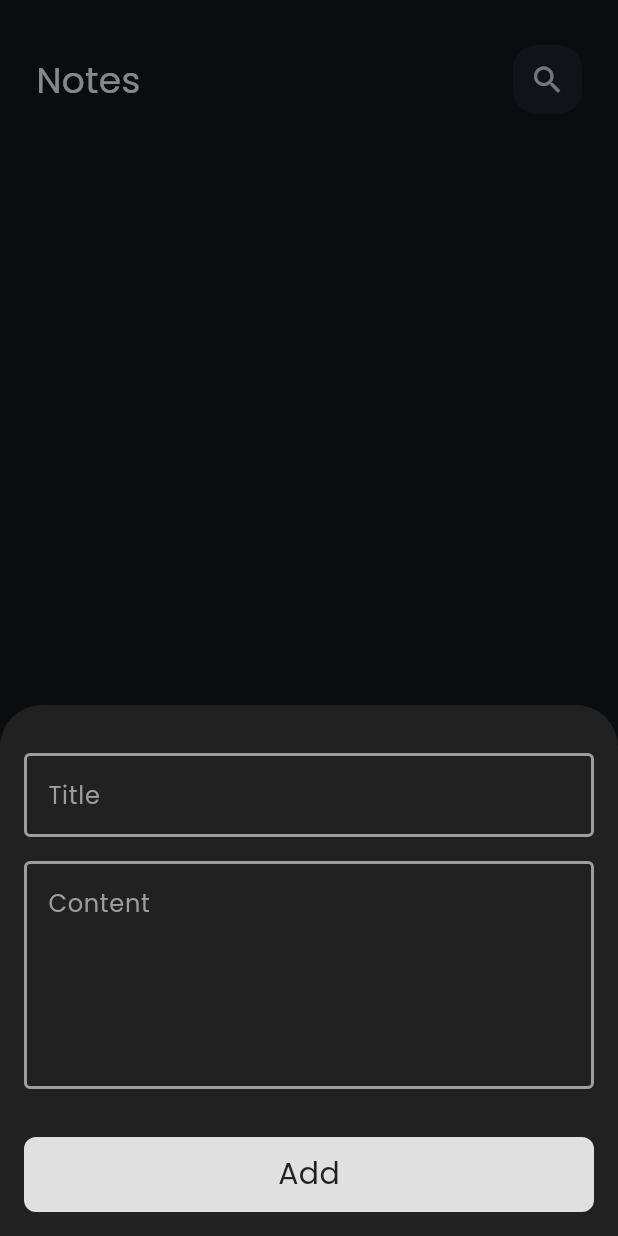
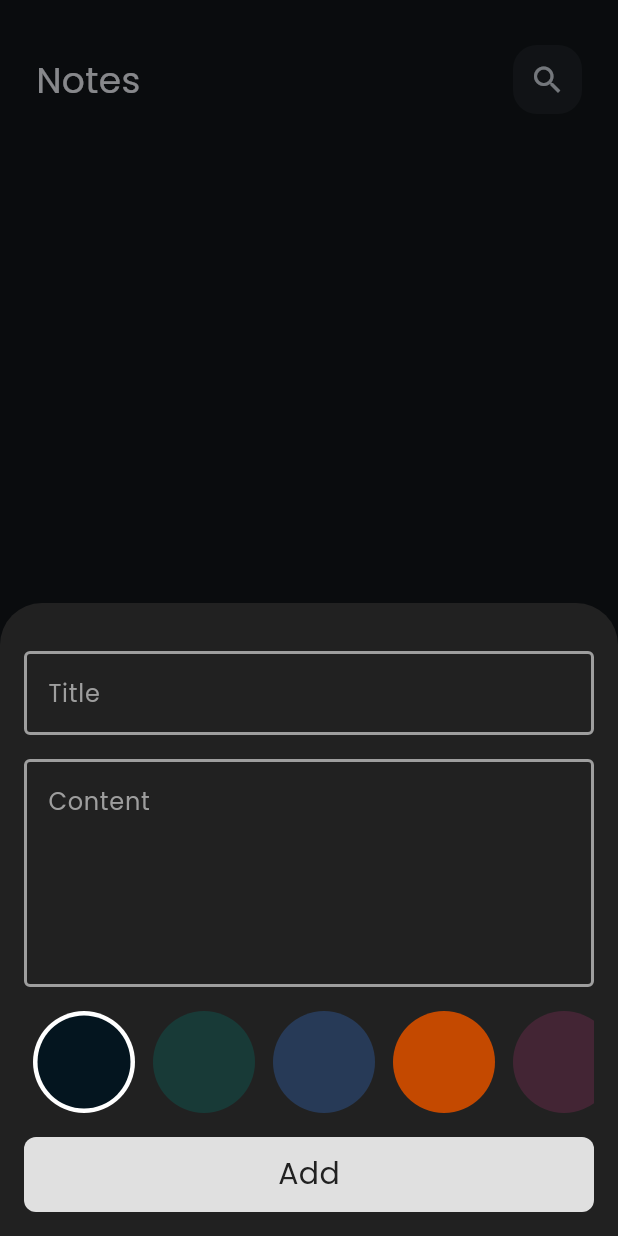
Before and after one commit to YasserMuhamed/notes_app, a Flutter app: the screen it shows after launch, after a tap on an icon or button, on a phone screen of 412 x 824 dp. Run offline on Flutter 3.47's test engine with Material 3 defaults, Android fonts, the phone set to English and light mode, and no system bars; our stand-ins replace bloc, flutter_bloc, font_awesome_flutter, hive, hive_flutter; accounts and stored records are empty.

Commit message:
added color list view in bottom sheet

```diff
--- a/lib/widgets/add_note_form.dart
+++ b/lib/widgets/add_note_form.dart
@@ -5,6 +5,7 @@ import 'package:intl/intl.dart';
 
 import 'package:notes_app/cubits/add_name_cubit/add_note_cubit.dart';
 import 'package:notes_app/models/note_model.dart';
+import 'package:notes_app/widgets/color_list_Builder.dart';
 import 'package:notes_app/widgets/custom_button.dart';
 import 'package:notes_app/widgets/custom_text_form_field.dart';
 
@@ -69,18 +70,25 @@ class _FormSheetCardState extends State<FormSheetCard> {
             maxLines: 5,
             fillColor: Colors.transparent,
           ),
+          ColorListView(),
+          Button_method(),
           const SizedBox(
-            height: 32,
+            height: 16,
+          )
+        ]),
       ),
-          BlocBuilder<AddNoteCubit, AddNoteState>(
+    );
+  }
+
+  BlocBuilder<AddNoteCubit, AddNoteState> Button_method() {
+    return BlocBuilder<AddNoteCubit, AddNoteState>(
       builder: (context, state) {
         return CustomButton(
           isLoading: state is AddNoteLoading ? true : false,
           ontap: () {
             if (key.currentState!.validate()) {
               var currentDate = DateTime.now();
-                    var formattedCurrentDate =
-                        DateFormat.yMd().format(currentDate);
+              var formattedCurrentDate = DateFormat.yMd().format(currentDate);
               key.currentState!.save();
               NoteModel noteModel = NoteModel(
                   title: title!,
@@ -95,12 +103,6 @@ class _FormSheetCardState extends State<FormSheetCard> {
           },
         );
       },
-          ),
-          SizedBox(
-            height: 16,
-          )
-        ]),
-      ),
     );
   }
 }
--- /dev/null
+++ b/lib/widgets/color_list_Builder.dart
@@ -0,0 +1,70 @@
+import 'package:flutter/material.dart';
+
+class ColorItem extends StatelessWidget {
+  const ColorItem({super.key, required this.color, required this.isSelected});
+  final Color color;
+  final bool isSelected;
+  @override
+  Widget build(BuildContext context) {
+    return Padding(
+      padding: const EdgeInsets.symmetric(horizontal: 6),
+      child: isSelected
+          ? CircleAvatar(
+              backgroundColor: Colors.white,
+              radius: 34,
+              child: CircleAvatar(
+                radius: 31,
+                backgroundColor: color,
+              ),
+            )
+          : CircleAvatar(
+              radius: 34,
+              backgroundColor: color,
+            ),
+    );
+  }
+}
+
+class ColorListView extends StatefulWidget {
+  const ColorListView({super.key});
+
+  @override
+  State<ColorListView> createState() => _ColorListViewState();
+}
+
+class _ColorListViewState extends State<ColorListView> {
+  List<Color> colors = const [
+    Color(0xff04151F),
+    Color(0xff183A37),
+    Color.fromARGB(255, 39, 58, 87),
+    Color(0xffC44900),
+    Color(0xff432534)
+  ];
+  int currentIndex = 0;
+
+  @override
+  Widget build(BuildContext context) {
+    return SizedBox(
+      height: 100,
+      child: ListView.builder(
+        physics: const BouncingScrollPhysics(
+            parent: AlwaysScrollableScrollPhysics()),
+        itemCount: colors.length,
+        scrollDirection: Axis.horizontal,
+        itemBuilder: (context, index) {
+          return GestureDetector(
+            onTap: () {
+              setState(() {
+                currentIndex = index;
+              });
+            },
+            child: ColorItem(
+              isSelected: currentIndex == index ? true : false,
+              color: colors[index],
+            ),
+          );
+        },
+      ),
+    );
+  }
+}
```
Lines whose indentation alone changed are shown as unchanged.
